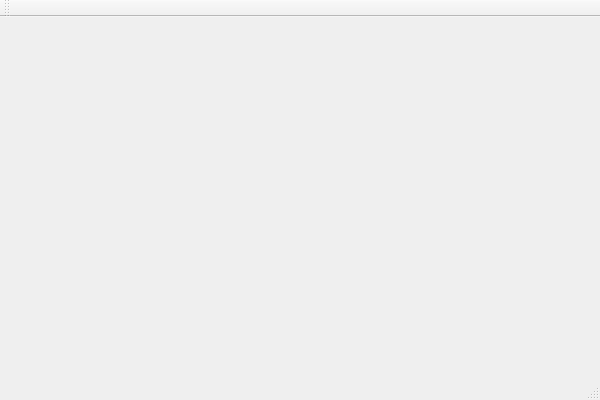
The window that redBlackTreeGui/redBlackTreeGui.ui (King-Hell/DSE) describes before a commit, drawn with Qt 5.
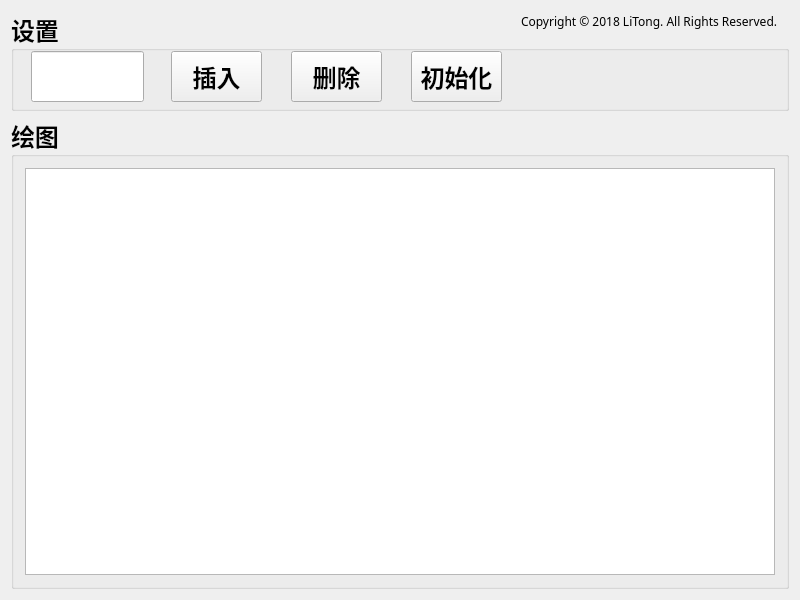
The same window after the commit.

The edit to the form file:
```diff
--- a/redBlackTreeGui/redBlackTreeGui.ui
+++ b/redBlackTreeGui/redBlackTreeGui.ui
@@ -6,33 +6,200 @@
    <rect>
     <x>0</x>
     <y>0</y>
-    <width>600</width>
-    <height>400</height>
+    <width>800</width>
+    <height>600</height>
    </rect>
   </property>
+  <property name="sizePolicy">
+   <sizepolicy hsizetype="Minimum" vsizetype="Fixed">
+    <horstretch>0</horstretch>
+    <verstretch>0</verstretch>
+   </sizepolicy>
+  </property>
+  <property name="minimumSize">
+   <size>
+    <width>800</width>
+    <height>600</height>
+   </size>
+  </property>
+  <property name="baseSize">
+   <size>
+    <width>800</width>
+    <height>600</height>
+   </size>
+  </property>
   <property name="windowTitle">
    <string>redBlackTreeGui</string>
   </property>
-  <widget class="QWidget" name="centralWidget"/>
-  <widget class="QMenuBar" name="menuBar">
-   <property name="geometry">
-    <rect>
-     <x>0</x>
-     <y>0</y>
-     <width>600</width>
-     <height>23</height>
-    </rect>
-   </property>
+  <widget class="QWidget" name="centralWidget">
+   <layout class="QVBoxLayout" name="verticalLayout">
+    <item>
+     <widget class="QGroupBox" name="groupBox">
+      <property name="sizePolicy">
+       <sizepolicy hsizetype="Minimum" vsizetype="Fixed">
+        <horstretch>0</horstretch>
+        <verstretch>0</verstretch>
+       </sizepolicy>
+      </property>
+      <property name="minimumSize">
+       <size>
+        <width>0</width>
+        <height>100</height>
+       </size>
+      </property>
+      <property name="font">
+       <font>
+        <family>微软雅黑</family>
+        <pointsize>18</pointsize>
+        <weight>75</weight>
+        <bold>true</bold>
+       </font>
+      </property>
+      <property name="title">
+       <string>设置</string>
+      </property>
+      <widget class="QPushButton" name="buttonInsert">
+       <property name="geometry">
+        <rect>
+         <x>160</x>
+         <y>40</y>
+         <width>91</width>
+         <height>51</height>
+        </rect>
+       </property>
+       <property name="sizePolicy">
+        <sizepolicy hsizetype="Expanding" vsizetype="Fixed">
+         <horstretch>0</horstretch>
+         <verstretch>0</verstretch>
+        </sizepolicy>
+       </property>
+       <property name="text">
+        <string>插入</string>
+       </property>
+      </widget>
+      <widget class="QPushButton" name="buttonDelete">
+       <property name="geometry">
+        <rect>
+         <x>280</x>
+         <y>40</y>
+         <width>91</width>
+         <height>51</height>
+        </rect>
+       </property>
+       <property name="sizePolicy">
+        <sizepolicy hsizetype="Expanding" vsizetype="Fixed">
+         <horstretch>0</horstretch>
+         <verstretch>0</verstretch>
+        </sizepolicy>
+       </property>
+       <property name="text">
+        <string>删除</string>
+       </property>
+      </widget>
+      <widget class="QPushButton" name="buttonInitialize">
+       <property name="geometry">
+        <rect>
+         <x>400</x>
+         <y>40</y>
+         <width>91</width>
+         <height>51</height>
+        </rect>
+       </property>
+       <property name="sizePolicy">
+        <sizepolicy hsizetype="Expanding" vsizetype="Fixed">
+         <horstretch>0</horstretch>
+         <verstretch>0</verstretch>
+        </sizepolicy>
+       </property>
+       <property name="text">
+        <string>初始化</string>
+       </property>
+      </widget>
+      <widget class="QLineEdit" name="lineEdit">
+       <property name="geometry">
+        <rect>
+         <x>20</x>
+         <y>40</y>
+         <width>113</width>
+         <height>51</height>
+        </rect>
+       </property>
+       <property name="inputMask">
+        <string/>
+       </property>
+       <property name="text">
+        <string/>
+       </property>
+       <property name="placeholderText">
+        <string/>
+       </property>
+      </widget>
+      <widget class="QLabel" name="label">
+       <property name="geometry">
+        <rect>
+         <x>510</x>
+         <y>0</y>
+         <width>291</width>
+         <height>20</height>
+        </rect>
+       </property>
+       <property name="font">
+        <font>
+         <pointsize>9</pointsize>
+         <weight>50</weight>
+         <bold>false</bold>
+        </font>
+       </property>
+       <property name="text">
+        <string>Copyright © 2018 LiTong. All Rights Reserved.</string>
+       </property>
+       <property name="textFormat">
+        <enum>Qt::AutoText</enum>
+       </property>
+       <property name="wordWrap">
+        <bool>false</bool>
+       </property>
+       <property name="margin">
+        <number>0</number>
+       </property>
+      </widget>
+     </widget>
+    </item>
+    <item>
+     <widget class="QGroupBox" name="groupBox_2">
+      <property name="sizePolicy">
+       <sizepolicy hsizetype="Minimum" vsizetype="Minimum">
+        <horstretch>0</horstretch>
+        <verstretch>0</verstretch>
+       </sizepolicy>
+      </property>
+      <property name="font">
+       <font>
+        <family>微软雅黑</family>
+        <pointsize>18</pointsize>
+        <weight>75</weight>
+        <bold>true</bold>
+       </font>
+      </property>
+      <property name="title">
+       <string>绘图</string>
+      </property>
+      <layout class="QGridLayout" name="gridLayout">
+       <item row="0" column="0">
+        <widget class="QGraphicsView" name="graphicsView">
+         <property name="sizePolicy">
+          <sizepolicy hsizetype="Preferred" vsizetype="Preferred">
+           <horstretch>0</horstretch>
+           <verstretch>0</verstretch>
+          </sizepolicy>
+         </property>
+        </widget>
+       </item>
+      </layout>
+     </widget>
+    </item>
+   </layout>
   </widget>
-  <widget class="QToolBar" name="mainToolBar">
-   <attribute name="toolBarArea">
-    <enum>TopToolBarArea</enum>
-   </attribute>
-   <attribute name="toolBarBreak">
-    <bool>false</bool>
-   </attribute>
-  </widget>
-  <widget class="QStatusBar" name="statusBar"/>
  </widget>
  <layoutdefault spacing="6" margin="11"/>
  <resources>
```
Left out of the diff: 58 changed lines with no effect on the pictures.
